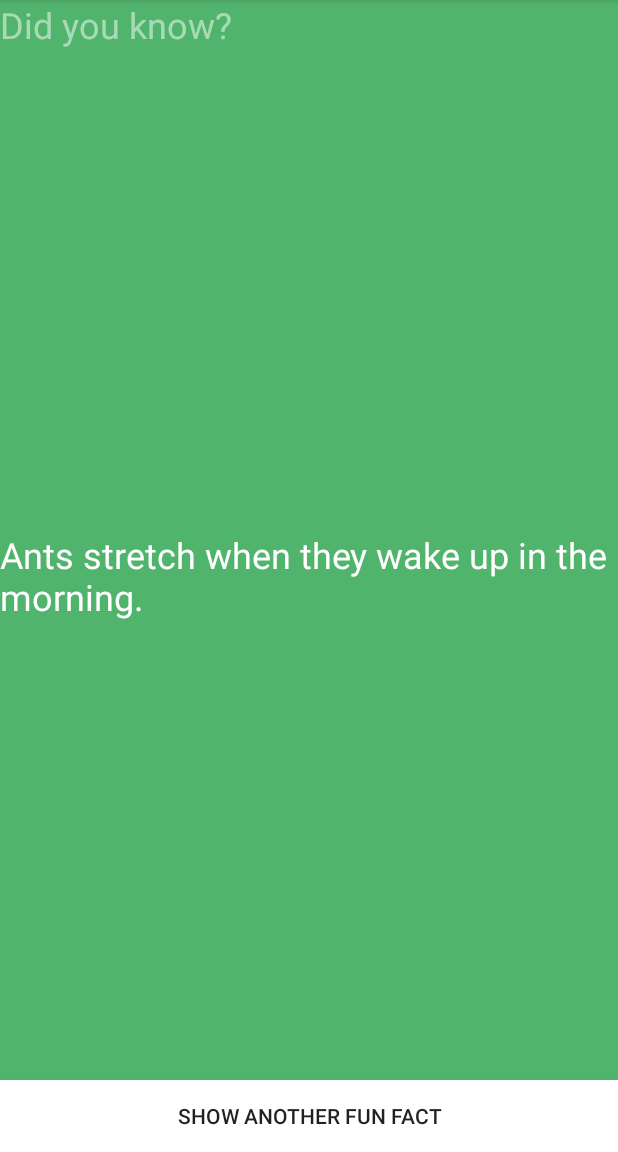
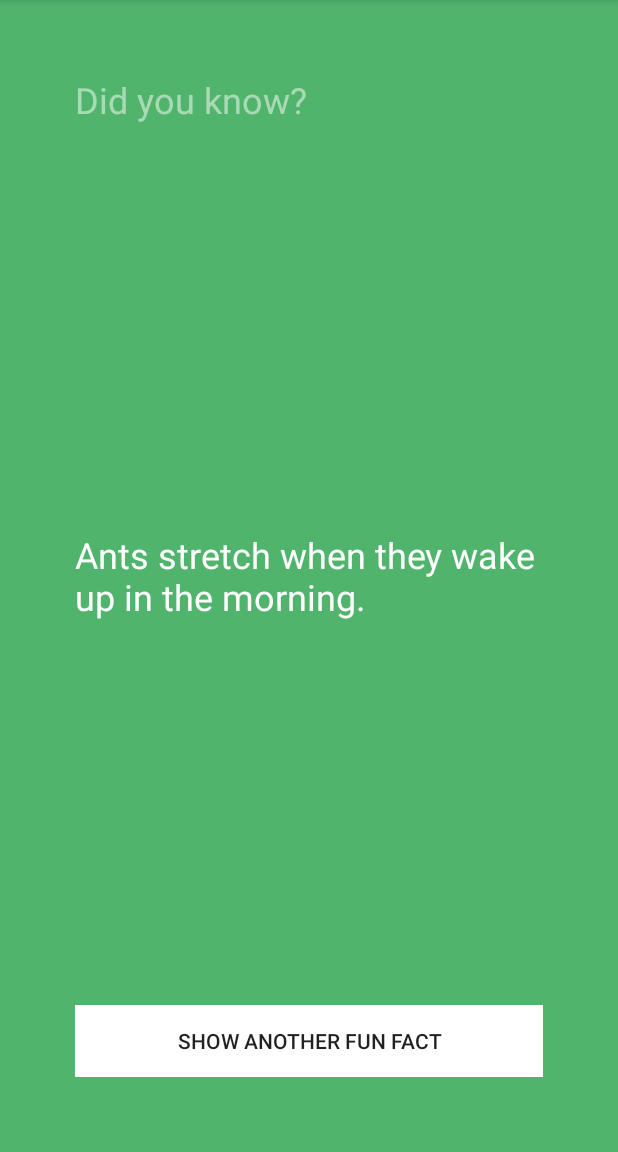
Before and after one commit to PardeepS2/FunFacts, an Android app: the screen it shows after launch (MainActivity), on a phone screen of 412 x 824 dp, the part 84-1236 px from its top. Run offline under Robolectric (Android 15) with nearby library versions, the phone set to English and light mode, and no system bars.

Commit message:
added padding properties to the layout

```diff
--- a/app/src/main/res/layout/activity_main.xml
+++ b/app/src/main/res/layout/activity_main.xml
@@ -5,7 +5,7 @@
     android:layout_width="match_parent"
     android:layout_height="match_parent"
     android:background="#51b46d"
-    android:backgroundTint="#51b46d"
+    android:padding="50dp"
     tools:context="com.example.gurdeep.funfacts.MainActivity">
 
     <TextView
```
